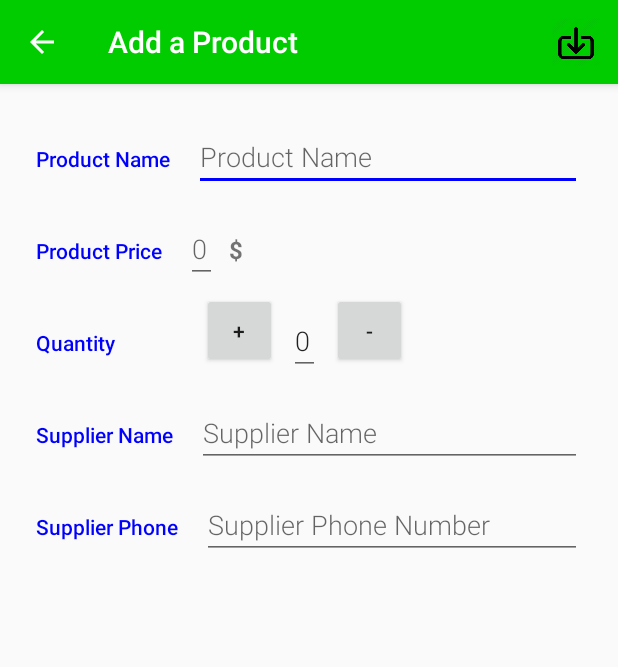
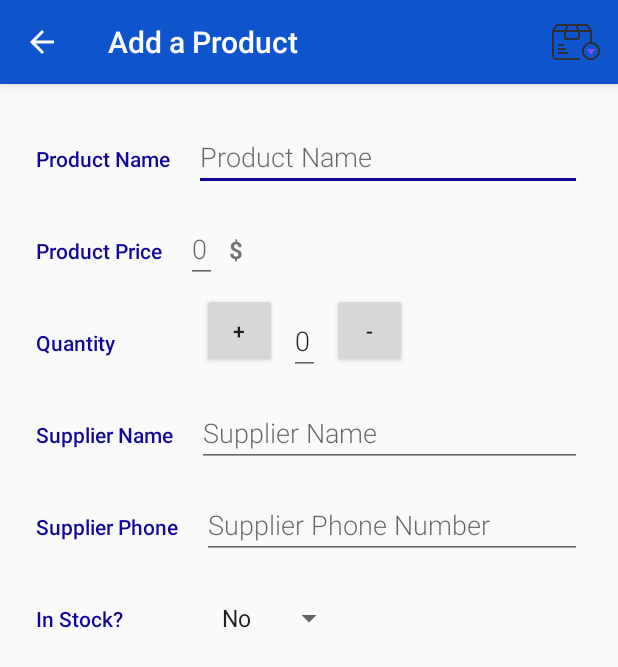
Before and after one commit to hamiltonfvi/Inventory, an Android app: the screen it shows after launch (EditorActivity), after a tap on an icon or button, on a phone screen of 412 x 824 dp. Shown: the top 667 px of the screen. Run offline under Robolectric (Android 15) with nearby library versions, the phone set to English and light mode, and no system bars; 1 statement that could not run was skipped.

Commit message:
final commit

```diff
--- a/app/src/main/java/com/example/android/inventory/CatalogActivity.java
+++ b/app/src/main/java/com/example/android/inventory/CatalogActivity.java
@@ -79,7 +79,6 @@ public class CatalogActivity extends AppCompatActivity implements LoaderManager.
         });
         // Initiate the loader
         getLoaderManager().initLoader(PRODUCT_LOADER, null, this);
-
     }
 
     /**
@@ -93,7 +92,8 @@ public class CatalogActivity extends AppCompatActivity implements LoaderManager.
         values.put(InventoryEntry.COLUMN_PRICE, 3);
         values.put(InventoryEntry.COLUMN_QUANTITY, 2);
         values.put(InventoryEntry.COLUMN_SUPPLIER_NAME, "Google");
-        values.put(InventoryEntry.COLUMN_SUPPLIER_NAME, "888-888-8888");
+        values.put(InventoryEntry.COLUMN_SUPPLIER_PHONE_NUMBER, "888-888-8888");
+        values.put(InventoryEntry.COLUMN_STOCK, InventoryEntry.NO_AVAILABLE);
 
         // Insert a new row for Pixel 3 into the provider using the ContentResolver.
         // Use the {@link InventoryEntry#CONTENT_URI} to indicate that we want to insert
--- a/app/src/main/java/com/example/android/inventory/EditorActivity.java
+++ b/app/src/main/java/com/example/android/inventory/EditorActivity.java
@@ -17,8 +17,11 @@ import android.view.Menu;
 import android.view.MenuItem;
 import android.view.MotionEvent;
 import android.view.View;
+import android.widget.AdapterView;
+import android.widget.ArrayAdapter;
 import android.widget.Button;
 import android.widget.EditText;
+import android.widget.Spinner;
 import android.widget.Toast;
 
 import com.example.android.inventory.data.InventoryContract.InventoryEntry;
@@ -81,7 +84,18 @@ public class EditorActivity extends AppCompatActivity implements
     private EditText mSupplierPhoneNumberEditText;
 
     /**
-     * Boolean flag that keeps track of whether the pet has been edited (true) or not (false)
+     * Spinner to enter the Product's Availability
+     */
+    private Spinner mStockSpinner;
+
+    /**
+     * Availability of the product. The possible valid values are in the InventoryContract.java file:
+     * {@link InventoryEntry#NO_AVAILABLE} or {@link InventoryEntry#AVAILABLE}.
+     */
+    private int mStock = InventoryEntry.NO_AVAILABLE;
+
+    /**
+     * Boolean flag that keeps track of whether the product has been edited (true) or not (false)
      */
     private boolean mProductHasChanged = false;
 
@@ -120,7 +134,7 @@ public class EditorActivity extends AppCompatActivity implements
             // Otherwise this is an existing product, so change app bar to say "Edit Product"
             setTitle(getString(R.string.editor_activity_title_edit_product));
 
-            // Initialize a loader to read the pet data from the database
+            // Initialize a loader to read the product data from the database
             // and display the current values in the editor
             getLoaderManager().initLoader(EXISTING_PRODUCT_LOADER, null, this);
         }
@@ -133,6 +147,7 @@ public class EditorActivity extends AppCompatActivity implements
         mSupplierPhoneNumberEditText = findViewById(R.id.edit_supplier_phone_number);
         mIncrementBtn = findViewById(R.id.increment_qty_btn_id);
         mDecrementBtn = findViewById(R.id.decrement_qty_btn_id);
+        mStockSpinner = findViewById(R.id.spinner_stock);
 
         // Setup OnTouchListeners on all the input fields, so we can determine if the user
         // has touched or modified them. This will let us know if there are unsaved changes
@@ -144,6 +159,7 @@ public class EditorActivity extends AppCompatActivity implements
         mSupplierPhoneNumberEditText.setOnTouchListener(mTouchListener);
         mIncrementBtn.setOnTouchListener(mTouchListener);
         mDecrementBtn.setOnTouchListener(mTouchListener);
+        mStockSpinner.setOnTouchListener(mTouchListener);
 
         item_qty = Integer.parseInt(mQuantityEditText.getText().toString());
 
@@ -157,6 +173,45 @@ public class EditorActivity extends AppCompatActivity implements
             @Override
             public void onClick(View view) {
                 mDecrementQty();
+            }
+        });
+
+        setupSpinner();
+    }
+
+    /**
+     * Setup the dropdown spinner that allows the user to select the availability of the product.
+     */
+    private void setupSpinner() {
+        // Create adapter for spinner. The list options are from the String array it will use
+        // the spinner will use the default layout
+        ArrayAdapter stockSpinnerAdapter = ArrayAdapter.createFromResource(this,
+                R.array.array_availabily_options, android.R.layout.simple_spinner_item);
+
+        // Specify dropdown layout style - simple list view with 1 item per line
+        stockSpinnerAdapter.setDropDownViewResource(android.R.layout.simple_dropdown_item_1line);
+
+        // Apply the adapter to the spinner
+        mStockSpinner.setAdapter(stockSpinnerAdapter);
+
+        // Set the integer mSelected to the constant values
+        mStockSpinner.setOnItemSelectedListener(new AdapterView.OnItemSelectedListener() {
+            @Override
+            public void onItemSelected(AdapterView<?> parent, View view, int position, long id) {
+                String selection = (String) parent.getItemAtPosition(position);
+                if (!TextUtils.isEmpty(selection)) {
+                    if (selection.equals(getString(R.string.no_available))) {
+                        mStock = InventoryEntry.NO_AVAILABLE;
+                    } else if (selection.equals(getString(R.string.available))) {
+                        mStock = InventoryEntry.AVAILABLE;
+                    }
+                }
+            }
+
+            // Because AdapterView is an abstract class, onNothingSelected must be defined
+            @Override
+            public void onNothingSelected(AdapterView<?> parent) {
+                mStock = InventoryEntry.NO_AVAILABLE;
             }
         });
     }
@@ -180,7 +235,7 @@ public class EditorActivity extends AppCompatActivity implements
         if (mCurrentProductUri == null &&
                 TextUtils.isEmpty(nameString) && TextUtils.isEmpty(priceString) &&
                 TextUtils.isEmpty(quantityString) && TextUtils.isEmpty(supplierNameString) &&
-                TextUtils.isEmpty(supplierPhoneNumberString)) {
+                TextUtils.isEmpty(supplierPhoneNumberString) && mStock == InventoryEntry.NO_AVAILABLE) {
             // Since no fields were modified, we can return early without creating a new product.
             // No need to create ContentValues and no need to do any ContentProvider operations.
             return;
@@ -194,6 +249,7 @@ public class EditorActivity extends AppCompatActivity implements
         values.put(InventoryEntry.COLUMN_QUANTITY, quantity);
         values.put(InventoryEntry.COLUMN_SUPPLIER_NAME, supplierNameString);
         values.put(InventoryEntry.COLUMN_SUPPLIER_PHONE_NUMBER, supplierPhoneNumberString);
+        values.put(InventoryEntry.COLUMN_STOCK, mStock);
 
         // If the price is not provided by the user, don't try to parse the string into an
         // integer value. Use 0 by default.
@@ -276,7 +332,7 @@ public class EditorActivity extends AppCompatActivity implements
         switch (item.getItemId()) {
             // Respond to a click on the "Save" menu option
             case R.id.action_save:
-                // Save pet to database
+                // Save product to database
                 saveProduct();
                 // Exit activity
                 finish();
@@ -288,7 +344,7 @@ public class EditorActivity extends AppCompatActivity implements
                 return true;
             // Respond to a click on the "Up" arrow button in the app bar
             case android.R.id.home:
-                // If the pet hasn't changed, continue with navigating up to parent activity
+                // If the product hasn't changed, continue with navigating up to parent activity
                 // which is the {@link CatalogActivity}.
                 if (!mProductHasChanged) {
                     NavUtils.navigateUpFromSameTask(EditorActivity.this);
@@ -319,7 +375,7 @@ public class EditorActivity extends AppCompatActivity implements
      */
     @Override
     public void onBackPressed() {
-        // If the pet hasn't changed, continue with handling back button press
+        // If the product hasn't changed, continue with handling back button press
         if (!mProductHasChanged) {
             super.onBackPressed();
             return;
@@ -350,7 +406,8 @@ public class EditorActivity extends AppCompatActivity implements
                 InventoryEntry.COLUMN_PRICE,
                 InventoryEntry.COLUMN_QUANTITY,
                 InventoryEntry.COLUMN_SUPPLIER_NAME,
-                InventoryEntry.COLUMN_SUPPLIER_PHONE_NUMBER};
+                InventoryEntry.COLUMN_SUPPLIER_PHONE_NUMBER,
+                InventoryEntry.COLUMN_STOCK};
 
         // This loader will execute the ContentProvider's query method on a background thread
         return new CursorLoader(this,   // Parent activity context
@@ -377,6 +434,7 @@ public class EditorActivity extends AppCompatActivity implements
             int quantityColumnIndex = cursor.getColumnIndex(InventoryEntry.COLUMN_QUANTITY);
             int supplierColumnIndex = cursor.getColumnIndex(InventoryEntry.COLUMN_SUPPLIER_NAME);
             int supplierPhoneColumnIndex = cursor.getColumnIndex(InventoryEntry.COLUMN_SUPPLIER_PHONE_NUMBER);
+            int stockProductColumnIndex = cursor.getColumnIndex(InventoryEntry.COLUMN_STOCK);
 
             // Extract out the value from the Cursor for the given column index
             String name = cursor.getString(nameColumnIndex);
@@ -384,6 +442,7 @@ public class EditorActivity extends AppCompatActivity implements
             int quantity = cursor.getInt(quantityColumnIndex);
             String supplierName = cursor.getString(supplierColumnIndex);
             String supplierPhone = cursor.getString(supplierPhoneColumnIndex);
+            int stock = cursor.getInt(stockProductColumnIndex);
 
             // Update the views on the screen with the values from the database
             mNameEditText.setText(name);
@@ -391,6 +450,21 @@ public class EditorActivity extends AppCompatActivity implements
             mQuantityEditText.setText(Integer.toString(quantity));
             mSupplierNameEditText.setText(supplierName);
             mSupplierPhoneNumberEditText.setText(supplierPhone);
+
+            // Gender is a dropdown spinner, so map the constant value from the database
+            // into one of the dropdown options (0 is Unknown, 1 is Male, 2 is Female).
+            // Then call setSelection() so that option is displayed on screen as the current selection.
+            switch (stock) {
+                case InventoryEntry.NO_AVAILABLE:
+                    mStockSpinner.setSelection(0);
+                    break;
+                case InventoryEntry.AVAILABLE:
+                    mStockSpinner.setSelection(1);
+                    break;
+                default:
+                    mStockSpinner.setSelection(0);
+                    break;
+            }
         }
     }
 
@@ -402,6 +476,7 @@ public class EditorActivity extends AppCompatActivity implements
         mQuantityEditText.setText("");
         mSupplierNameEditText.setText("");
         mSupplierPhoneNumberEditText.setText("");
+        mStockSpinner.setSelection(0);  // Select "not available" by default
     }
 
     /**
@@ -421,7 +496,7 @@ public class EditorActivity extends AppCompatActivity implements
         builder.setNegativeButton(R.string.keep_editing, new DialogInterface.OnClickListener() {
             public void onClick(DialogInterface dialog, int id) {
                 // User clicked the "Keep editing" button, so dismiss the dialog
-                // and continue editing the pet.
+                // and continue editing the product.
                 if (dialog != null) {
                     dialog.dismiss();
                 }
@@ -443,7 +518,7 @@ public class EditorActivity extends AppCompatActivity implements
         builder.setMessage(R.string.delete_dialog_msg);
         builder.setPositiveButton(R.string.delete, new DialogInterface.OnClickListener() {
             public void onClick(DialogInterface dialog, int id) {
-                // User clicked the "Delete" button, so delete the pet.
+                // User clicked the "Delete" button, so delete the product.
                 deleteProduct();
             }
         });
@@ -466,11 +541,11 @@ public class EditorActivity extends AppCompatActivity implements
      * Perform the deletion of the product in the database.
      */
     private void deleteProduct() {
-        // Only perform the delete if this is an existing pet.
+        // Only perform the delete if this is an existing product.
         if (mCurrentProductUri != null) {
-            // Call the ContentResolver to delete the pet at the given content URI.
-            // Pass in null for the selection and selection args because the mCurrentPetUri
-            // content URI already identifies the pet that we want.
+            // Call the ContentResolver to delete the product at the given content URI.
+            // Pass in null for the selection and selection args because the mCurrentProductUri
+            // content URI already identifies the product that we want.
             int rowsDeleted = getContentResolver().delete(mCurrentProductUri, null, null);
 
             // Show a toast message depending on whether or not the delete was successful.
--- a/app/src/main/java/com/example/android/inventory/data/InventoryContract.java
+++ b/app/src/main/java/com/example/android/inventory/data/InventoryContract.java
@@ -105,5 +105,28 @@ public final class InventoryContract {
          * Type: TEXT
          */
         public static final String COLUMN_SUPPLIER_PHONE_NUMBER = "supplierPhoneNumber";
+
+        /**
+         * Availability of the product.
+         * <p>
+         * Type: TEXT
+         */
+        public static final String COLUMN_STOCK = "stock";
+
+        /**
+         * Possible values for the stock of the product.
+         */
+        public static final int NO_AVAILABLE = 0;
+        public static final int AVAILABLE = 1;
+
+        /**
+         * Returns whether or not the given availability is {@link #NO_AVAILABLE}, {@link #AVAILABLE}.
+         */
+        public static boolean isValidAvailability(int stock) {
+            if (stock == NO_AVAILABLE || stock == AVAILABLE) {
+                return true;
+            }
+            return false;
+        }
     }
 }
--- a/app/src/main/java/com/example/android/inventory/data/InventoryDBHelper.java
+++ b/app/src/main/java/com/example/android/inventory/data/InventoryDBHelper.java
@@ -43,7 +43,8 @@ public class InventoryDBHelper extends SQLiteOpenHelper {
                 + InventoryEntry.COLUMN_PRICE + " INTEGER NOT NULL, "
                 + InventoryEntry.COLUMN_QUANTITY + " INTEGER NOT NULL, "
                 + InventoryEntry.COLUMN_SUPPLIER_NAME + " TEXT, "
-                + InventoryEntry.COLUMN_SUPPLIER_PHONE_NUMBER + " TEXT);";
+                + InventoryEntry.COLUMN_SUPPLIER_PHONE_NUMBER + " TEXT, "
+                + InventoryEntry.COLUMN_STOCK + " INTEGER NOT NULL);";
 
         // Execute the SQL statement
         db.execSQL(SQL_CREATE_INVENTORY_TABLE);
--- a/app/src/main/res/layout/activity_editor.xml
+++ b/app/src/main/res/layout/activity_editor.xml
@@ -117,5 +117,24 @@
                 android:inputType="phone" />
 
         </LinearLayout>
+
+        <LinearLayout
+            android:layout_width="match_parent"
+            android:layout_height="wrap_content"
+            android:orientation="horizontal">
+
+            <TextView
+                style="@style/CategoryStyle"
+                android:text="@string/category_stock" />
+
+            <Spinner
+                android:id="@+id/spinner_stock"
+                android:layout_width="wrap_content"
+                android:layout_height="48dp"
+                android:layout_marginLeft="@dimen/dimen_50dp"
+                android:layout_marginTop="@dimen/dimen_8dp"
+                android:spinnerMode="dropdown" />
+
+        </LinearLayout>
     </LinearLayout>
 </ScrollView>
--- /dev/null
+++ b/app/src/main/res/values/arrays.xml
@@ -0,0 +1,8 @@
+<?xml version="1.0" encoding="utf-8"?>
+<resources>
+    <!-- These are the options displayed in the gender drop-down Spinner -->
+    <string-array name="array_availabily_options">
+        <item>@string/no_available</item>
+        <item>@string/available</item>
+    </string-array>
+</resources>
--- a/app/src/main/res/values/colors.xml
+++ b/app/src/main/res/values/colors.xml
@@ -1,17 +1,17 @@
 <?xml version="1.0" encoding="utf-8"?>
 <resources>
     <!-- The app branding color for the app bar -->
-    <color name="colorPrimary">#4d4dff</color>
+    <color name="colorPrimary">#0e54cc</color>
 
     <!-- Darker variant for the status bar and contextual app bars -->
-    <color name="colorPrimaryDark">#0059b3</color>
+    <color name="colorPrimaryDark">#0b43a3</color>
 
     <!-- Accent color for UI controls like checkboxes and text fields -->
-    <color name="colorAccent">#0000ff</color>
+    <color name="colorAccent">#11069a</color>
 
     <!-- Primary color for the editor -->
-    <color name="editorColorPrimary">#00cc00</color>
+    <color name="editorColorPrimary">#0e54cc</color>
 
     <!-- Primary dark color for the editor -->
-    <color name="editorColorPrimaryDark">#00b300</color>
+    <color name="editorColorPrimaryDark">#0b43a3</color>
 </resources>
--- a/app/src/main/res/values/strings.xml
+++ b/app/src/main/res/values/strings.xml
@@ -22,6 +22,9 @@
     <!-- Label for overview category of attributes in the editor [CHAR LIMIT=30] -->
     <string name="category_supplier_phone_number">Supplier Phone</string>
 
+    <!-- Label for overview category of attributes in the editor [CHAR LIMIT=30] -->
+    <string name="category_stock">In Stock?</string>
+
     <!-- Special Characters [CHAR LIMIT=1] -->
     <string name="dollar_sign">$</string>
 
@@ -30,6 +33,12 @@
 
     <!-- Special Characters [CHAR LIMIT=1] -->
     <string name="minus_sign">-</string>
+
+    <!-- Label for dropdown menu option if the pet is male [CHAR LIMIT=20] -->
+    <string name="no_available">No</string>
+
+    <!-- Label for dropdown menu option if the pet is female [CHAR LIMIT=20] -->
+    <string name="available">Yes</string>
 
     <!-- Text hint for name field in the editor [CHAR LIMIT=30] -->
     <string name="hint_product_name">Product Name</string>
```
Also changed, not shown: app/src/main/java/com/example/android/inventory/data/InventoryProvider.java (+28 -0 lines), app/src/main/res/drawable-hdpi/ic_add_product.png, app/src/main/res/drawable-hdpi/ic_save_product.png, app/src/main/res/drawable-mdpi/ic_add_product.png, app/src/main/res/drawable-mdpi/ic_save_product.png, app/src/main/res/drawable-xhdpi/ic_add_product.png, app/src/main/res/drawable-xhdpi/ic_save_product.png, app/src/main/res/drawable-xxhdpi/ic_add_product.png, app/src/main/res/drawable-xxhdpi/ic_save_product.png, app/src/main/res/drawable-xxxhdpi/ic_add_product.png, app/src/main/res/drawable-xxxhdpi/ic_save_product.png.
